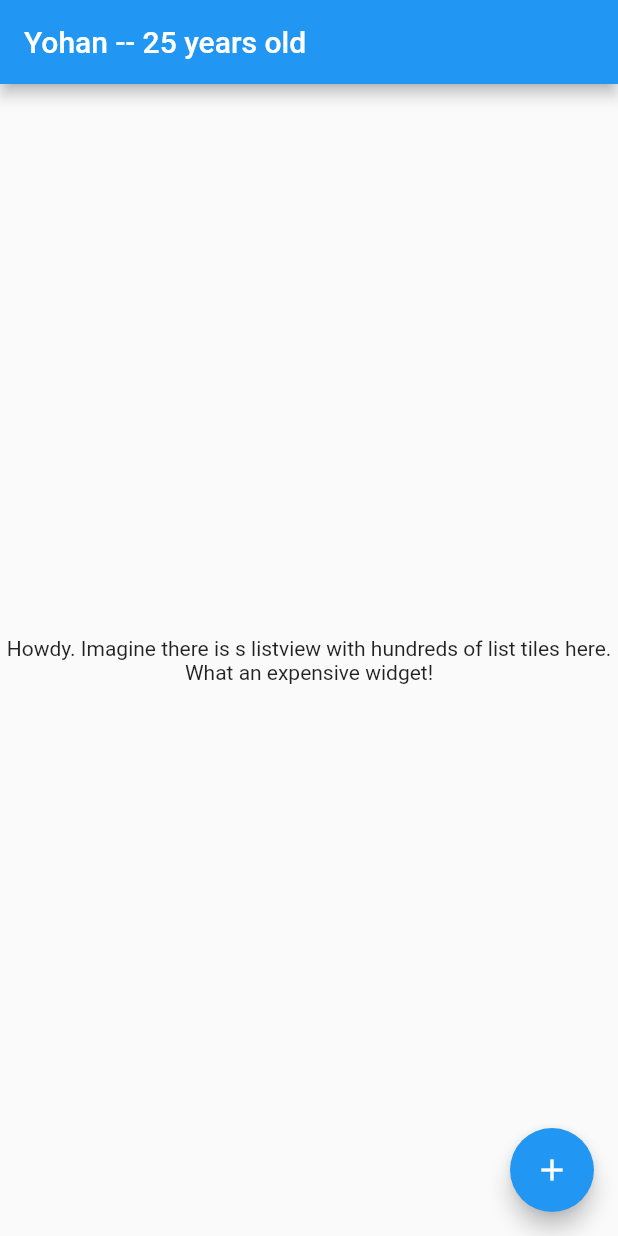
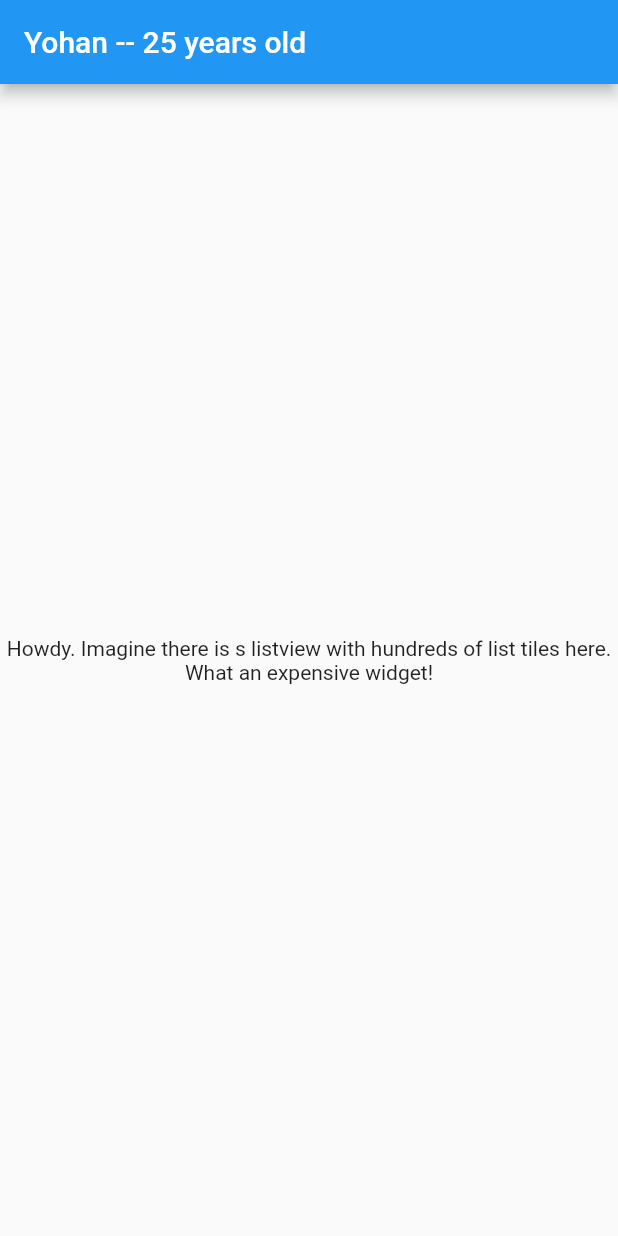
Before and after one commit to Anik7303/using-provider-flutter, a Flutter app: the screen it shows after launch, on a phone screen of 412 x 824 dp. Run offline on Flutter 3.47's test engine with Material 2 defaults, Android fonts, the phone set to English and light mode, and no system bars.

```diff
--- a/lib/main.dart
+++ b/lib/main.dart
@@ -8,7 +8,8 @@ class Person with ChangeNotifier {
   Person({this.name, this.age});
 
   void increaseAge() {
-    age++;
+    int temp = age + 1;
+    age = temp;
     notifyListeners();
   }
 }
@@ -37,16 +38,13 @@ class MyHomePage extends StatelessWidget {
 
   @override
   Widget build(BuildContext context) {
-    return Consumer<Person>(
-      builder: (context, person, child) => Scaffold(
+    return Selector<Person, String>(
+      selector: (BuildContext context, Person person) => person.name,
+      builder: (context, String name, child) => Scaffold(
         appBar: AppBar(
-          title: Text('${person.name} -- ${person.age} years old'),
+          title: Text('$name -- ${Provider.of<Person>(context).age} years old'),
         ),
         body: child,
-        floatingActionButton: FloatingActionButton(
-          child: Icon(Icons.add),
-          onPressed: () => person.increaseAge(),
-        ),
       ),
       child: Center(
         child: Text(
```
